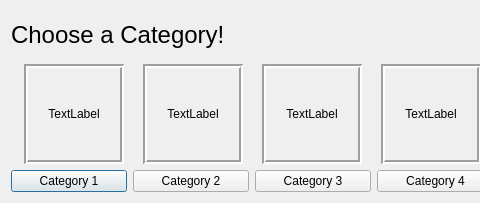
This is wheelofjeopardy/gui/pyqt/ui_category_choice_popup.ui in 1amBulletproof/SwEng401WheelOfJeopardy as Qt 5 draws it before an edit; both pictures show x 0 to 480 and y 0 to 203 of the 749 by 203 pixel window. The edited form follows.
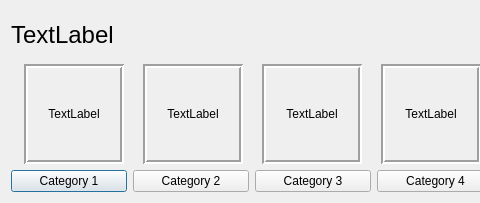
This is the edited form.

Diff of the .ui file:
```diff
--- a/wheelofjeopardy/gui/pyqt/ui_category_choice_popup.ui
+++ b/wheelofjeopardy/gui/pyqt/ui_category_choice_popup.ui
@@ -24,7 +24,7 @@
         </font>
        </property>
        <property name="text">
-        <string>Choose a Category!</string>
+        <string>TextLabel</string>
        </property>
       </widget>
      </item>
```
Left out of the diff: 2 changed lines with no effect on the pictures.
